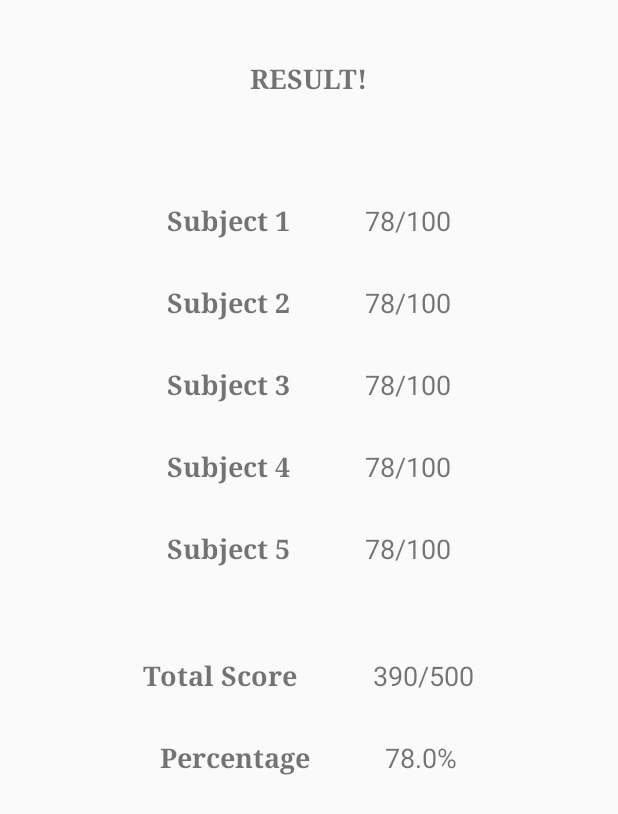
After one commit to sarthaksarm/ICSBLR, an Android app: the Student_result screen opened directly, with no data from a screen before it, on a phone screen of 412 x 824 dp. The commit adds this screen. Shown: the top 814 px of the screen. Run offline under Robolectric (Android 15) with nearby library versions, the phone set to English and light mode, and no system bars.

Commit message:
Student result UI

```diff
--- a/SCHOOL_1part2/app/src/main/java/com/alramlawi/schoolapp/MainActivity.java
+++ b/SCHOOL_1part2/app/src/main/java/com/alramlawi/schoolapp/MainActivity.java
@@ -73,6 +73,7 @@ public class MainActivity extends AppCompatActivity {
             public void onClick(View view) {
                 db_password = sharedPreferences.getString("lock", "");
                 if(db_password.equals("teacher_open")){
+
                     UserHolder = sharedPreferences.getString("name", "");
                     PasswordHolder = sharedPreferences.getString("password", "");
                     intent = new Intent(MainActivity.this, Teacher.class);
--- /dev/null
+++ b/SCHOOL_1part2/app/src/main/java/com/alramlawi/schoolapp/Student_result.java
@@ -0,0 +1,29 @@
+package com.alramlawi.schoolapp;
+
+import androidx.appcompat.app.AppCompatActivity;
+
+import android.os.Bundle;
+import android.widget.TextView;
+
+public class Student_result extends AppCompatActivity {
+    TextView sub1,sub2,sub3,sub4,sub5,subtotal,subpercent;
+
+    @Override
+    protected void onCreate(Bundle savedInstanceState) {
+        super.onCreate(savedInstanceState);
+        setContentView(R.layout.activity_student_result);
+
+        sub1=findViewById(R.id.sub1score);
+        sub2=findViewById(R.id.sub2score);
+        sub3=findViewById(R.id.sub3score);
+        sub4=findViewById(R.id.sub4score);
+        sub5=findViewById(R.id.sub5score);
+
+        subtotal=findViewById(R.id.sumscore);
+        subpercent=findViewById(R.id.subpercscore);
+
+        //update content now.
+
+
+    }
+}
--- a/SCHOOL_1part2/app/src/main/java/com/alramlawi/schoolapp/student/Student.java
+++ b/SCHOOL_1part2/app/src/main/java/com/alramlawi/schoolapp/student/Student.java
@@ -30,21 +30,21 @@ public class Student extends AppCompatActivity {
     protected void onCreate(Bundle savedInstanceState) {
         super.onCreate(savedInstanceState);
         setContentView(R.layout.activity_student);
-        Toolbar toolbar = findViewById(R.id.toolbar);
-        setSupportActionBar(toolbar);
-        DrawerLayout drawer = findViewById(R.id.drawer_layout);
-        NavigationView navigationView = findViewById(R.id.student_nav_view);
-
-        // Passing each menu ID as a set of Ids because each
-        // menu should be considered as top level destinations.
-
-        mAppBarConfiguration = new AppBarConfiguration.Builder(
-                R.id.nav_inbox, R.id.nav_settings, R.id.nav_contactUs)
-                .setDrawerLayout(drawer)
-                .build();
-        NavController navController = Navigation.findNavController(this, R.id.nav_host_fragment);
-        NavigationUI.setupActionBarWithNavController(this, navController, mAppBarConfiguration);
-        NavigationUI.setupWithNavController(navigationView, navController);
+//        Toolbar toolbar = findViewById(R.id.toolbar);
+//        setSupportActionBar(toolbar);
+//        DrawerLayout drawer = findViewById(R.id.drawer_layout);
+//        NavigationView navigationView = findViewById(R.id.student_nav_view);
+//
+//        // Passing each menu ID as a set of Ids because each
+//        // menu should be considered as top level destinations.
+//
+//        mAppBarConfiguration = new AppBarConfiguration.Builder(
+//                R.id.nav_inbox, R.id.nav_settings, R.id.nav_contactUs)
+//                .setDrawerLayout(drawer)
+//                .build();
+//        NavController navController = Navigation.findNavController(this, R.id.nav_host_fragment);
+//        NavigationUI.setupActionBarWithNavController(this, navController, mAppBarConfiguration);
+//        NavigationUI.setupWithNavController(navigationView, navController);
 
 
         //NavigationView navigationView = (NavigationView) findViewById(R.id.student_nav_view);
@@ -76,11 +76,11 @@ public class Student extends AppCompatActivity {
 
 
     }
-
-    @Override
-    public boolean onSupportNavigateUp() {
-        NavController navController = Navigation.findNavController(this, R.id.nav_host_fragment);
-        return NavigationUI.navigateUp(navController, mAppBarConfiguration)
-                || super.onSupportNavigateUp();
-    }
+//
+//    @Override
+//    public boolean onSupportNavigateUp() {
+//        NavController navController = Navigation.findNavController(this, R.id.nav_host_fragment);
+//        return NavigationUI.navigateUp(navController, mAppBarConfiguration)
+//                || super.onSupportNavigateUp();
+//    }
 }
--- a/SCHOOL_1part2/app/src/main/java/com/alramlawi/schoolapp/student/inbox/InboxFragment.java
+++ b/SCHOOL_1part2/app/src/main/java/com/alramlawi/schoolapp/student/inbox/InboxFragment.java
@@ -17,6 +17,7 @@ import androidx.fragment.app.Fragment;
 
 import com.alramlawi.schoolapp.R;
 import com.alramlawi.schoolapp.Student_att;
+import com.alramlawi.schoolapp.Student_result;
 import com.alramlawi.schoolapp.elements.Approval;
 import com.alramlawi.schoolapp.student.InboxAdapter;
 import com.bumptech.glide.Glide;
@@ -52,13 +53,14 @@ public class InboxFragment extends Fragment{
     List<String> mImagesu;
     Button button;
     Intent intent;
-
+    Button resbtn;
 
     public View onCreateView(@NonNull LayoutInflater inflater, ViewGroup container, Bundle savedInstanceState) {
         final View root = inflater.inflate(R.layout.fragment_inbox, container, false);
         list = root.findViewById(R.id.inboxList);
 
         button = root.findViewById(R.id.std_att_btn);
+        resbtn=root.findViewById(R.id.std_res_btn);
 
         password = getActivity().getIntent().getExtras().getString("password");
         name = getActivity().getIntent().getExtras().getString("name");
@@ -74,9 +76,6 @@ public class InboxFragment extends Fragment{
         carouselView.setImageListener(imageListener);
 
 
-
-
-
         button.setOnClickListener(new View.OnClickListener() {
             @Override
             public void onClick(View v) {
@@ -86,6 +85,17 @@ public class InboxFragment extends Fragment{
                 getContext().startActivity(intent);
             }
         });
+
+        resbtn.setOnClickListener(new View.OnClickListener() {
+            @Override
+            public void onClick(View view) {
+                intent=new Intent(getContext(), Student_result.class);
+                intent.putExtra("name", name);
+                intent.putExtra("tableName", tableHolder);
+                getContext().startActivity(intent);
+            }
+        });
+
         root.findViewById(R.id.track).setOnClickListener(new View.OnClickListener() {
             @Override
             public void onClick(View v) {
--- /dev/null
+++ b/SCHOOL_1part2/app/src/main/res/drawable/ic_menu_manage.xml
@@ -0,0 +1,9 @@
+<vector xmlns:android="http://schemas.android.com/apk/res/android"
+    android:width="24dp"
+    android:height="24dp"
+    android:viewportWidth="24.0"
+    android:viewportHeight="24.0">
+    <path
+        android:fillColor="#FF000000"
+        android:pathData="M22.7,19l-9.1,-9.1c0.9,-2.3 0.4,-5 -1.5,-6.9 -2,-2 -5,-2.4 -7.4,-1.3L9,6 6,9 1.6,4.7C0.4,7.1 0.9,10.1 2.9,12.1c1.9,1.9 4.6,2.4 6.9,1.5l9.1,9.1c0.4,0.4 1,0.4 1.4,0l2.3,-2.3c0.5,-0.4 0.5,-1.1 0.1,-1.4z" />
+</vector>
--- /dev/null
+++ b/SCHOOL_1part2/app/src/main/res/layout/activity_student_result.xml
@@ -0,0 +1,241 @@
+<?xml version="1.0" encoding="utf-8"?>
+<RelativeLayout
+    xmlns:android="http://schemas.android.com/apk/res/android"
+    xmlns:app="http://schemas.android.com/apk/res-auto"
+    xmlns:tools="http://schemas.android.com/tools"
+    android:layout_width="match_parent"
+    android:layout_height="match_parent"
+    tools:context="com.alramlawi.schoolapp.Student_result">
+
+    <TextView
+        android:layout_width="wrap_content"
+        android:layout_height="wrap_content"
+        android:text="RESULT!"
+        android:layout_centerHorizontal="true"
+        android:fontFamily="serif"
+        android:textSize="18dp"
+        android:textStyle="bold"
+        android:layout_marginTop="40dp"
+        android:id="@+id/resheadingtxt"
+        />
+    <LinearLayout
+        android:id="@+id/linearlt1"
+        android:layout_marginTop="70dp"
+        android:layout_width="match_parent"
+        android:layout_height="wrap_content"
+        android:orientation="horizontal"
+        android:gravity="center"
+        android:layout_below="@+id/resheadingtxt"
+        >
+    <TextView
+        android:id="@+id/sub1txt"
+        android:layout_width="wrap_content"
+        android:layout_height="wrap_content"
+        android:text="Subject 1"
+        android:textStyle="bold"
+        android:fontFamily="serif"
+        android:textSize="18dp"
+
+        />
+    <TextView
+        android:id="@+id/sub1score"
+        android:layout_width="wrap_content"
+        android:layout_height="wrap_content"
+        android:text="78/100"
+        android:textSize="18dp"
+        android:layout_marginStart="50dp"
+
+        />
+
+    </LinearLayout>
+
+    <LinearLayout
+        android:id="@+id/linearlt2"
+        android:layout_marginTop="30dp"
+        android:layout_width="match_parent"
+        android:layout_height="wrap_content"
+        android:orientation="horizontal"
+        android:gravity="center"
+        android:layout_below="@+id/linearlt1"
+
+        >
+        <TextView
+            android:id="@+id/sub2txt"
+            android:layout_width="wrap_content"
+            android:layout_height="wrap_content"
+            android:text="Subject 2"
+            android:textStyle="bold"
+            android:fontFamily="serif"
+            android:textSize="18dp"
+
+            />
+        <TextView
+            android:id="@+id/sub2score"
+            android:layout_width="wrap_content"
+            android:layout_height="wrap_content"
+            android:text="78/100"
+            android:textSize="18dp"
+            android:layout_marginStart="50dp"
+
+            />
+
+    </LinearLayout>
+
+    <LinearLayout
+        android:id="@+id/linearlt3"
+        android:layout_marginTop="30dp"
+        android:layout_width="match_parent"
+        android:layout_height="wrap_content"
+        android:orientation="horizontal"
+        android:gravity="center"
+        android:layout_below="@+id/linearlt2"
+
+        >
+        <TextView
+            android:id="@+id/sub3txt"
+            android:layout_width="wrap_content"
+            android:layout_height="wrap_content"
+            android:text="Subject 3"
+            android:textStyle="bold"
+            android:fontFamily="serif"
+            android:textSize="18dp"
+
+            />
+        <TextView
+            android:id="@+id/sub3score"
+            android:layout_width="wrap_content"
+            android:layout_height="wrap_content"
+            android:text="78/100"
+            android:textSize="18dp"
+            android:layout_marginStart="50dp"
+
+            />
+
+    </LinearLayout>
+
+    <LinearLayout
+        android:id="@+id/linearlt4"
+        android:layout_marginTop="30dp"
+        android:layout_width="match_parent"
+        android:layout_height="wrap_content"
+        android:orientation="horizontal"
+        android:gravity="center"
+        android:layout_below="@+id/linearlt3"
+
+        >
+        <TextView
+            android:id="@+id/sub4txt"
+            android:layout_width="wrap_content"
+            android:layout_height="wrap_content"
+            android:text="Subject 4"
+            android:textSize="18dp"
+            android:textStyle="bold"
+            android:fontFamily="serif"
+            />
+        <TextView
+            android:id="@+id/sub4score"
+            android:layout_width="wrap_content"
+            android:layout_height="wrap_content"
+            android:text="78/100"
+            android:textSize="18dp"
+            android:layout_marginStart="50dp"
+
+            />
+
+    </LinearLayout>
+
+    <LinearLayout
+        android:id="@+id/linearlt5"
+        android:layout_marginTop="30dp"
+        android:layout_width="match_parent"
+        android:layout_height="wrap_content"
+        android:orientation="horizontal"
+        android:gravity="center"
+        android:layout_below="@+id/linearlt4"
+
+        >
+        <TextView
+            android:id="@+id/sub5txt"
+            android:layout_width="wrap_content"
+            android:layout_height="wrap_content"
+            android:text="Subject 5"
+            android:textSize="18dp"
+            android:textStyle="bold"
+            android:fontFamily="serif"
+            />
+        <TextView
+            android:id="@+id/sub5score"
+            android:layout_width="wrap_content"
+            android:layout_height="wrap_content"
+            android:text="78/100"
+            android:textSize="18dp"
+            android:layout_marginStart="50dp"
+
+            />
+    </LinearLayout>
+
+    <LinearLayout
+        android:id="@+id/linearltsum"
+        android:layout_marginTop="60dp"
+        android:layout_width="match_parent"
+        android:layout_height="wrap_content"
+        android:orientation="horizontal"
+        android:gravity="center"
+        android:layout_below="@+id/linearlt5"
+
+        >
+        <TextView
+            android:id="@+id/sumtxt"
+            android:layout_width="wrap_content"
+            android:layout_height="wrap_content"
+            android:text="Total Score"
+            android:textSize="18dp"
+            android:textStyle="bold"
+            android:fontFamily="serif"
+            />
+        <TextView
+            android:id="@+id/sumscore"
+            android:layout_width="wrap_content"
+            android:layout_height="wrap_content"
+            android:text="390/500"
+            android:textSize="18dp"
+            android:layout_marginStart="50dp"
+
+            />
+
+    </LinearLayout>
+
+    <LinearLayout
+        android:id="@+id/linearltpercent"
+        android:layout_marginTop="30dp"
+        android:layout_width="match_parent"
+        android:layout_height="wrap_content"
+        android:orientation="horizontal"
+        android:gravity="center"
+        android:layout_below="@+id/linearltsum"
+
+        >
+        <TextView
+            android:id="@+id/subperctxt"
+            android:layout_width="wrap_content"
+            android:layout_height="wrap_content"
+            android:text="Percentage"
+            android:textSize="18dp"
+            android:textStyle="bold"
+            android:fontFamily="serif"
+            />
+        <TextView
+            android:id="@+id/subpercscore"
+            android:layout_width="wrap_content"
+            android:layout_height="wrap_content"
+            android:text="78.0%"
+            android:textSize="18dp"
+            android:layout_marginStart="50dp"
+
+            />
+
+    </LinearLayout>
+
+
+
+</RelativeLayout>
--- a/SCHOOL_1part2/app/src/main/res/layout/content_student.xml
+++ b/SCHOOL_1part2/app/src/main/res/layout/content_student.xml
@@ -18,4 +18,5 @@
         app:layout_constraintRight_toRightOf="parent"
         app:layout_constraintTop_toTopOf="parent"
         app:navGraph="@navigation/student_navigation" />
+
 </androidx.constraintlayout.widget.ConstraintLayout>
--- a/SCHOOL_1part2/app/src/main/res/layout/fragment_inbox.xml
+++ b/SCHOOL_1part2/app/src/main/res/layout/fragment_inbox.xml
@@ -35,6 +35,7 @@
         android:textColor="#FFFFFF"
         android:text="Show Attendance"
         android:id="@+id/std_att_btn"/>
+
     <Button
         android:layout_width="wrap_content"
         android:layout_height="40dp"
@@ -47,7 +48,17 @@
         android:layout_marginTop="23dp"
         android:text="Track Your Bus"
         android:id="@+id/track"/>
-
+    <Button
+        android:layout_width="wrap_content"
+        android:layout_height="40dp"
+        android:padding="5dp"
+        android:background="@color/colorOrange"
+        android:visibility="visible"
+        android:layout_gravity="center"
+        android:layout_marginTop="12dp"
+        android:textColor="#FFFFFF"
+        android:text="Show Results"
+        android:id="@+id/std_res_btn"/>
     <ListView
         android:id="@+id/inboxList"
         android:layout_width="match_parent"
```
Also changed, not shown: SCHOOL_1part2/app/src/main/AndroidManifest.xml (+24 -13 lines).
